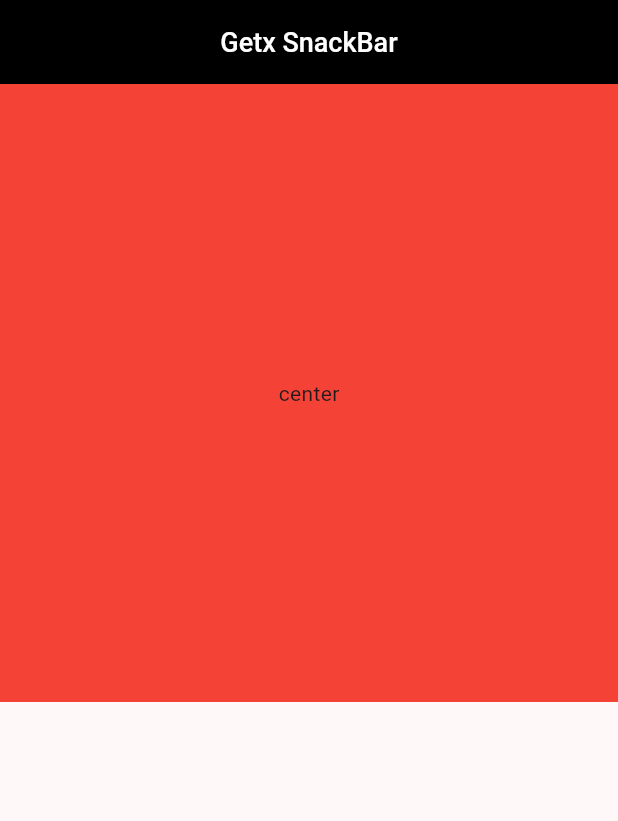
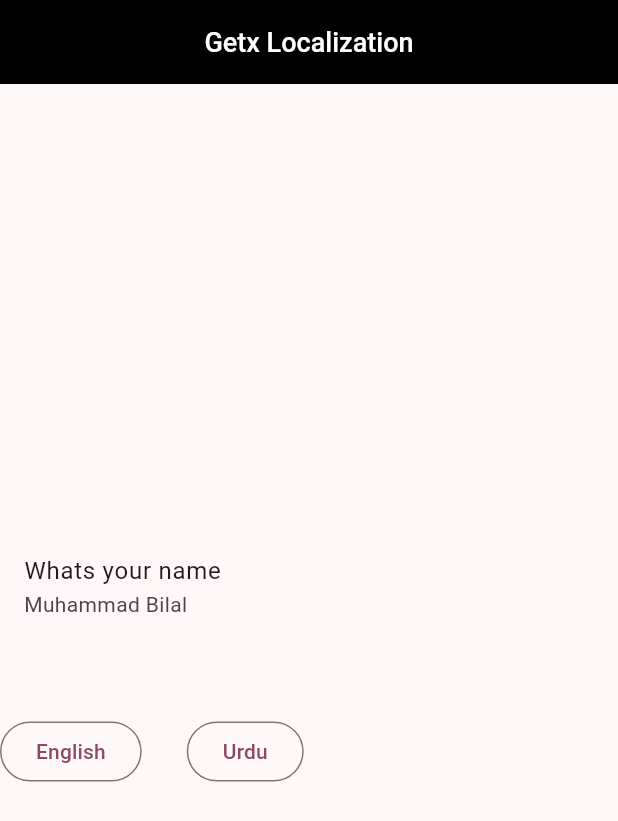
Before and after one commit to MuhammadBilalAbid/getx, a Flutter app: the screen it shows after launch, on a phone screen of 412 x 824 dp. Shown: the top 821 px of the screen. Run offline on Flutter 3.47's test engine with Material 3 defaults, Android fonts, the phone set to English and light mode, and no system bars; our stand-ins replace get.

Commit message:
localization

```diff
--- a/lib/home_screen.dart
+++ b/lib/home_screen.dart
@@ -1,6 +1,5 @@
 import 'package:flutter/material.dart';
 import 'package:get/get.dart';
-import 'package:getx_eample/screen_one.dart';
 
 class HomeScreen extends StatefulWidget {
   const HomeScreen({super.key});
@@ -14,7 +13,7 @@ class _HomeScreenState extends State<HomeScreen> {
   Widget build(BuildContext context) {
     return Scaffold(
       appBar: AppBar(
-        title: const Text("Getx SnackBar"),
+        title: const Text("Getx Localization"),
       ),
       // body: Column(
       //   mainAxisAlignment: MainAxisAlignment.center,
@@ -82,10 +81,37 @@ class _HomeScreenState extends State<HomeScreen> {
       //     color: Colors.white,
       //   ),
       // ),
-      body: Container(
-        height: Get.height * 0.50,
-        color: Colors.red,
-        child: const Center(child: Text("center")),
+      // body: Container(
+      //   height: Get.height * 0.50,
+      //   color: Colors.red,
+      //   child: const Center(child: Text("center")),
+      // ),
+      body: Column(
+        mainAxisAlignment: MainAxisAlignment.center,
+        children: [
+          ListTile(
+            title: Text('message'.tr),
+            subtitle: Text('name'.tr),
+          ),
+          const SizedBox(height: 50),
+          Row(
+            children: [
+              OutlinedButton(
+                onPressed: () {
+                  Get.updateLocale(const Locale('en', 'US'));
+                },
+                child: const Text("English"),
+              ),
+              const SizedBox(width: 30),
+              OutlinedButton(
+                onPressed: () {
+                  Get.updateLocale(const Locale('ur', 'Pk'));
+                },
+                child: const Text("Urdu"),
+              )
+            ],
+          )
+        ],
       ),
     );
   }
--- /dev/null
+++ b/lib/languages.dart
@@ -0,0 +1,9 @@
+import 'package:get/get.dart';
+
+class Languages extends Translations {
+  @override
+  Map<String, Map<String, String>> get keys => {
+        'en_Us': {'message': 'Whats your name ', 'name': 'Muhammad Bilal'},
+        'ur_PK': {'message': 'آپ کا نام کیا ہے۔', 'name': 'محمد بلال'},
+      };
+}
--- a/lib/main.dart
+++ b/lib/main.dart
@@ -1,6 +1,7 @@
 import 'package:flutter/material.dart';
 import 'package:get/get.dart';
 import 'package:getx_eample/home_screen.dart';
+import 'package:getx_eample/languages.dart';
 import 'package:getx_eample/screen_one.dart';
 import 'package:getx_eample/screen_two.dart';
 
@@ -16,6 +17,9 @@ class MyApp extends StatelessWidget {
   Widget build(BuildContext context) {
     return GetMaterialApp(
       debugShowCheckedModeBanner: false,
+      locale: const Locale('en', 'US'),
+      fallbackLocale: const Locale('en', 'US'),
+      translations: Languages(),
       theme: ThemeData(
         colorScheme: ColorScheme.fromSeed(seedColor: Colors.black),
         useMaterial3: true,
@@ -30,11 +34,11 @@ class MyApp extends StatelessWidget {
         ),
       ),
       home: const HomeScreen(),
-      getPages: [
-        GetPage(name: '/', page: () => const HomeScreen()),
-        GetPage(name: '/screen-one', page: () => ScreenOne()),
-        GetPage(name: '/screen-two', page: () => const ScreenTwo()),
-      ],
+      // getPages: [
+      //   GetPage(name: '/', page: () => const HomeScreen()),
+      //   GetPage(name: '/screen-one', page: () => ScreenOne()),
+      //   GetPage(name: '/screen-two', page: () => const ScreenTwo()),
+      // ],
     );
   }
 }
```
